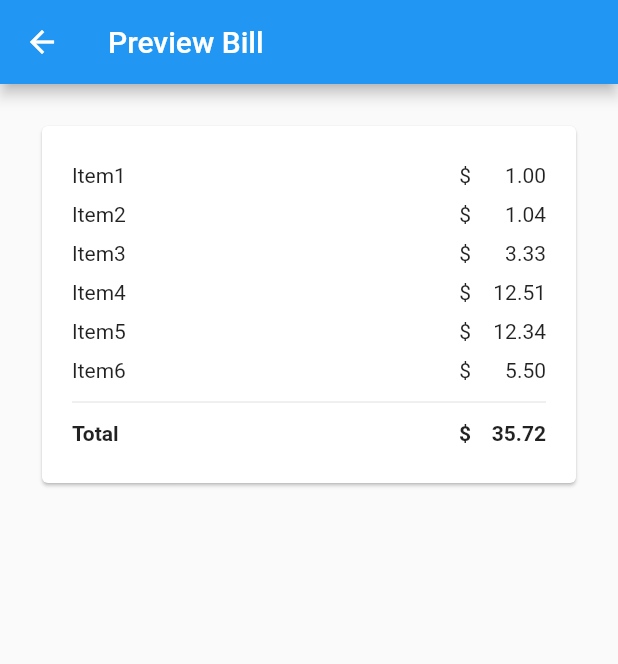
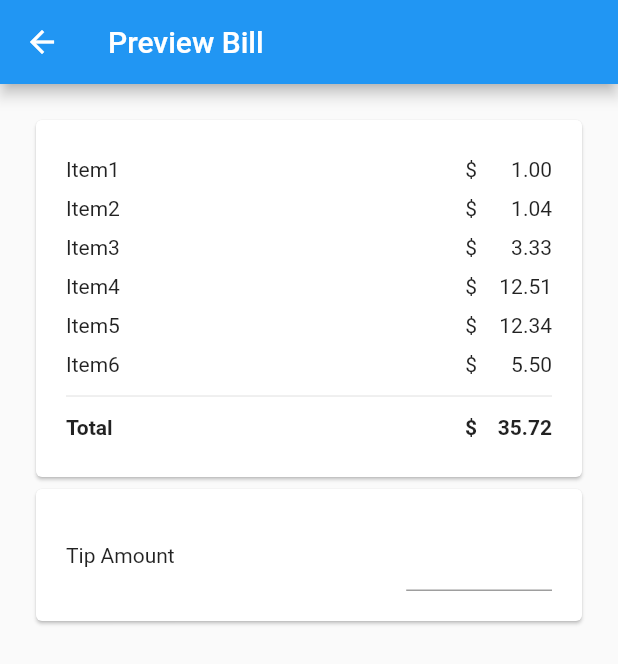
Before and after one commit to DSC-MtA/unipay-mta, a Flutter app: the PreviewBillPage screen opened directly, on a phone screen of 412 x 824 dp. Shown: the top 664 px of the screen. Run offline on Flutter 3.47's test engine with Material 2 defaults, Android fonts, the phone set to English and light mode, and no system bars.

Commit message:
Added a text field for configuring the tip amount

```diff
--- a/lib/preview_bill/bill_summary.dart
+++ b/lib/preview_bill/bill_summary.dart
@@ -28,7 +28,6 @@ class BillSummary extends StatelessWidget {
   @override
   Widget build(BuildContext context) {
     return Card(
-      margin: const EdgeInsets.all(8),
       child: Container(
         padding: EdgeInsets.all(20),
         child: Column(
--- a/lib/preview_bill/preview_bill_page.dart
+++ b/lib/preview_bill/preview_bill_page.dart
@@ -1,5 +1,6 @@
 import 'package:flutter/material.dart';
 import 'bill_summary.dart';
+import 'tip_selector.dart';
 import '../util/bill_items.dart';
 
 const PAGE_NAME = 'Preview Bill';
@@ -24,6 +25,7 @@ class PreviewBillPage extends StatelessWidget {
         padding: const EdgeInsets.all(20),
         children: <Widget>[
           BillSummary(billItems: TEMP_ITEMS),
+          TipSelector(),
         ],
       ),
     );
--- /dev/null
+++ b/lib/preview_bill/tip_selector.dart
@@ -0,0 +1,51 @@
+import 'package:flutter/material.dart';
+import '../util/money_formatter.dart';
+
+class TipSelector extends StatefulWidget {
+  const TipSelector({@required this.billSubtotal});
+  final int billSubtotal;
+  @override
+  State<StatefulWidget> createState() => _TipSelectorState();
+}
+
+class _TipSelectorState extends State<TipSelector> {
+  int tipAmount = 0;
+  TextEditingController _tipTextController = TextEditingController();
+
+  void changeTipTo(int value) {
+    tipAmount = value;
+    _tipTextController.text = '\$  ${formatMoney(tipAmount)}';
+  }
+
+  @override
+  Widget build(BuildContext context) {
+    return Card(
+      child: Container(
+        padding: EdgeInsets.all(20),
+        child: Column(
+          children: <Widget>[
+            Row(
+              children: <Widget>[
+                Expanded(
+                  flex: 7,
+                  child: Text('Tip Amount'),
+                ),
+                Expanded(
+                  flex: 3,
+                  child: TextField(
+                    textAlign: TextAlign.end,
+                    keyboardType: TextInputType.numberWithOptions(),
+                    onChanged: (String value) async {
+                      changeTipTo(extractInt(value));
+                    },
+                    controller: _tipTextController,
+                  ),
+                ),
+              ],
+            ),
+          ],
+        ),
+      ),
+    );
+  }
+}
```
Also changed, not shown: lib/util/money_formatter.dart (+13 -0 lines).
